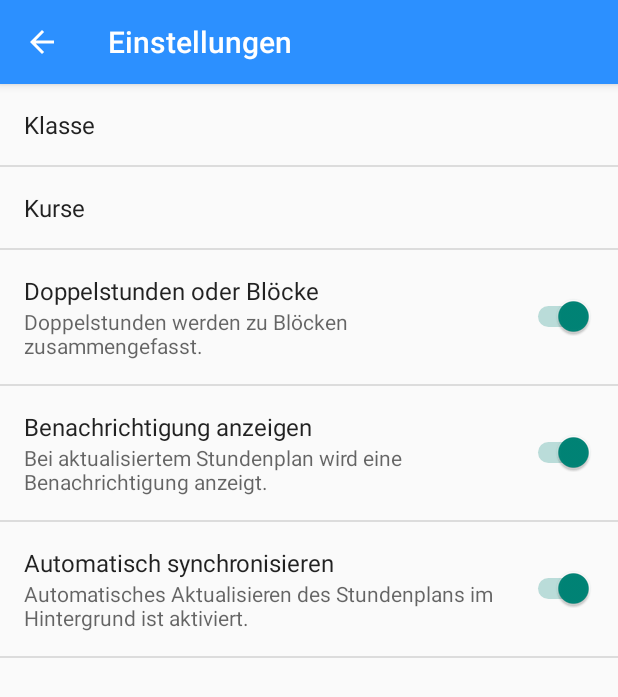
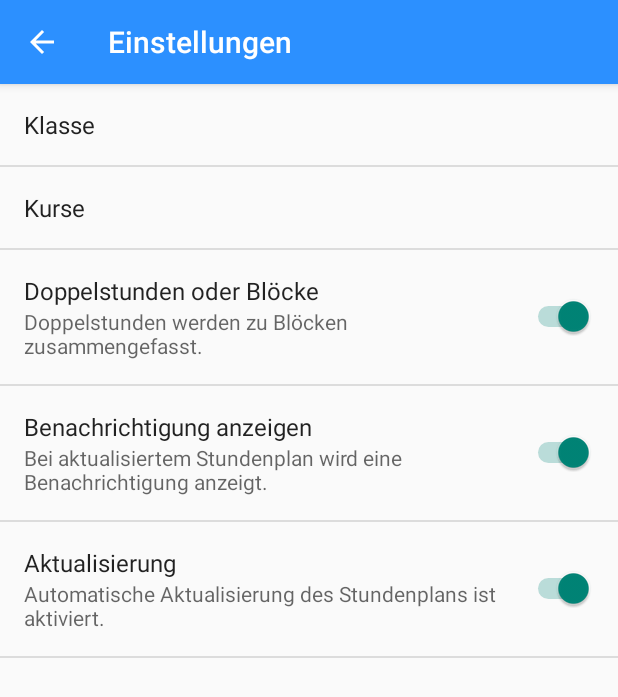
Before and after one commit to bstrobel/VPlan, an Android app: the screen it shows after launch (SettingsActivity), after a tap on "Einstellungen", on a phone screen of 412 x 824 dp. Shown: the top 697 px of the screen. Run offline under Robolectric (Android 15) with nearby library versions, the phone set to English and light mode, and no system bars; 3 statements that could not run were skipped.

Commit message:
Strings berichtigt

```diff
--- a/app/src/main/res/values/strings.xml
+++ b/app/src/main/res/values/strings.xml
@@ -1,7 +1,6 @@
 <resources>
     <string name="app_name">VPlan</string>
     <string name="action_settings">Einstellungen</string>
-    <string name="action_refresh">Aktualisieren</string>
     <string name="vplanUrl" translatable="false">http://www.kantgym-leipzig.de/App/mobdaten/Klassen.xml</string>
 
     <string name="prefTitleKlasse">Klasse</string>
@@ -18,16 +17,16 @@
     <string name="prefSummarySendNotificationOn">Bei aktualisiertem Stundenplan wird eine Benachrichtigung anzeigt.</string>
     <string name="prefSummarySendNotificationOff">Bei aktualisiertem Stundenplan wird keine Benachrichtigung anzeigt.</string>
     <string name="prefKeySendNotification" translatable="false">sendNotification</string>
-    <string name="prefTitleDoSyncAutomatically">Automatisch synchronisieren</string>
-    <string name="prefSummaryDoSyncAutomaticallyOn">Automatisches Aktualisieren des Stundenplans im Hintergrund ist aktiviert.</string>
-    <string name="prefSummaryDoSyncAutomaticallyOff">Automatisches Aktualisieren des Stundenplans im Hintergrund ist deaktiviert.</string>
+    <string name="prefTitleDoSyncAutomatically">Aktualisierung</string>
+    <string name="prefSummaryDoSyncAutomaticallyOn">Automatische Aktualisierung des Stundenplans ist aktiviert.</string>
+    <string name="prefSummaryDoSyncAutomaticallyOff">Automatische Aktualisierung des Stundenplans deaktiviert.</string>
     <string name="prefKeyDoSyncAutomatically" translatable="false">doSyncAutomatically</string>
 
     <string name="lblBlock">. Block</string>
     <string name="lblStunde">. Stunde</string>
     <string name="notificationTitle">Vetretungsplan</string>
     <string name="notificationText">Vetretungsplan aktualisiert!</string>
-    <string name="syncDisabledWarning">Achtung! Automatische Synchronisierung ist deaktiviert!</string>
+    <string name="syncDisabledWarning">Achtung! Aktualisierung deaktiviert. Angezeigte Daten können veraltet sein!</string>
 
     <string name="vplan_provider_authority" translatable="false">com.strobelb69.vplan</string>
     <string name="vplan_authenticator_account_type" translatable="false">kantgym-leipzig.de</string>
```
Also changed, not shown: 1 other file.
